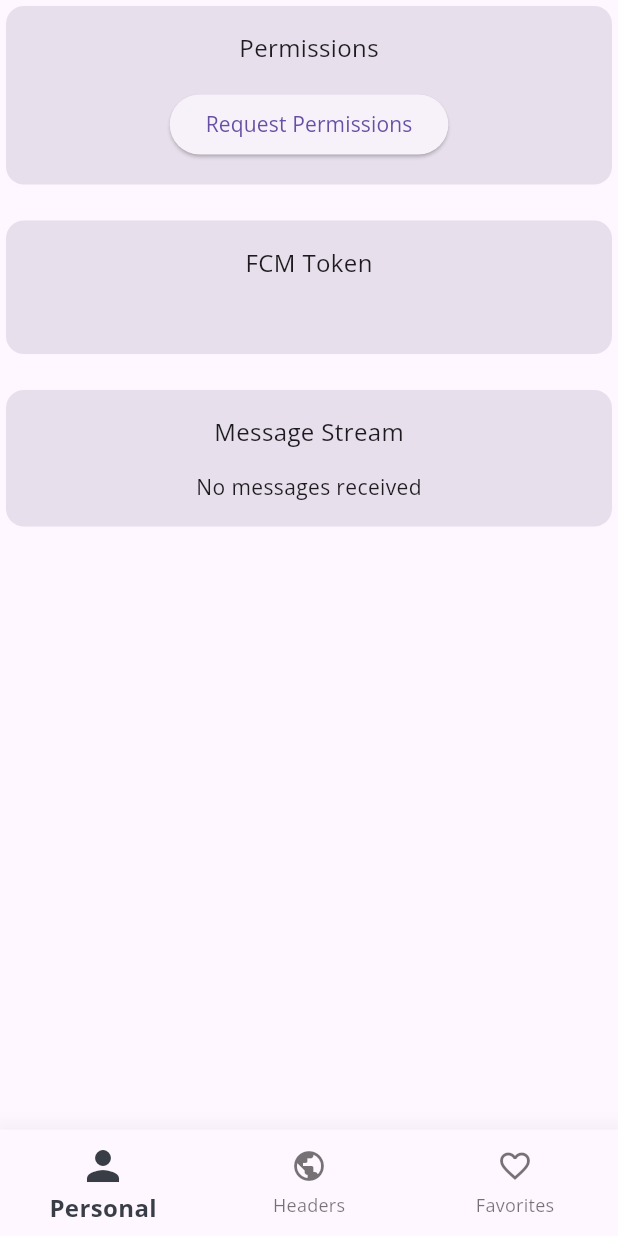
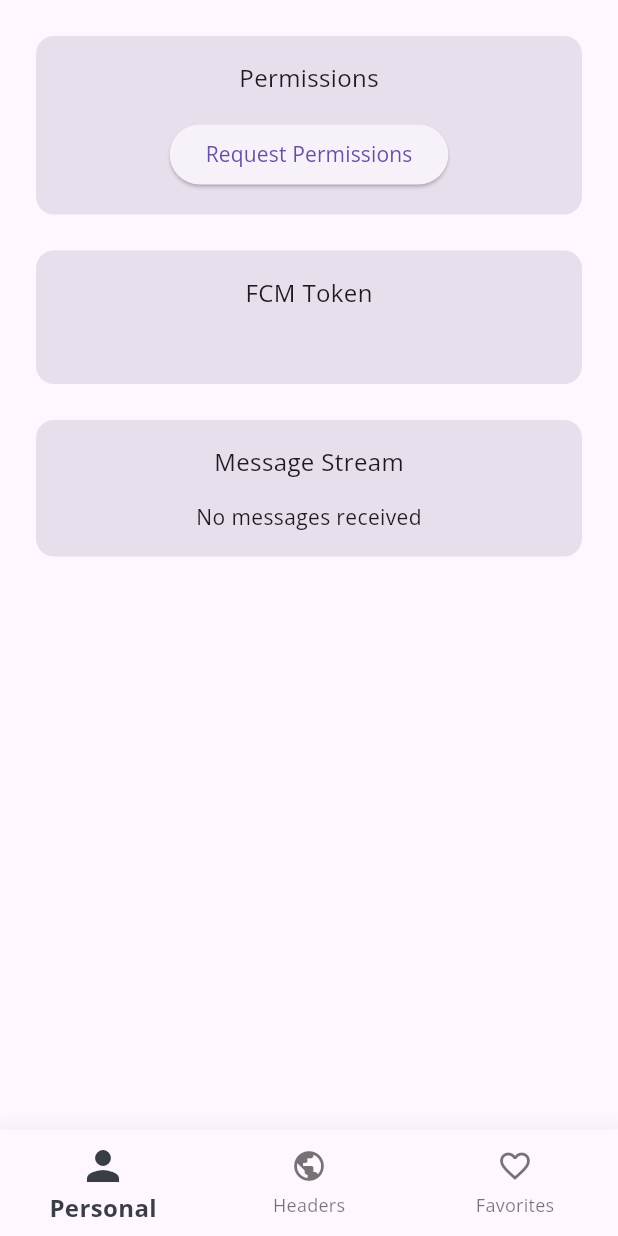
Before and after one commit to jrodriguer/flutter_news_app, a Flutter app: the screen it shows after launch, on a phone screen of 412 x 824 dp. Run offline on Flutter 3.47's test engine with Material 2 defaults, Android fonts, the light colour scheme and no system bars; our stand-ins replace device_preview, firebase_core, firebase_messaging, flutter_local_notifications, flutter_spinkit, shared_preferences and 1 more; missing offline and left inert: clipboard; accounts and stored records are empty; network calls fail.

Commit message:
padding for meta card widget

```diff
--- a/lib/views/personal_screen.dart
+++ b/lib/views/personal_screen.dart
@@ -18,6 +18,8 @@ class _PersonalScreenState extends State<PersonalScreen> {
   @override
   Widget build(BuildContext context) {
     return SingleChildScrollView(
+        child: Padding(
+            padding: const EdgeInsets.all(20),
             child: Column(
               children: <Widget>[
                 const MetaCard('Permissions', Permissions()),
@@ -33,9 +35,11 @@ class _PersonalScreenState extends State<PersonalScreen> {
                           );
                   }),
                 ),
-          const MetaCard('Message Stream', MessageList(),)
+                const MetaCard(
+                  'Message Stream',
+                  MessageList(),
+                )
               ],
-      )
-    );
+            )));
   }
 }
```
Lines whose indentation alone changed are shown as unchanged.
